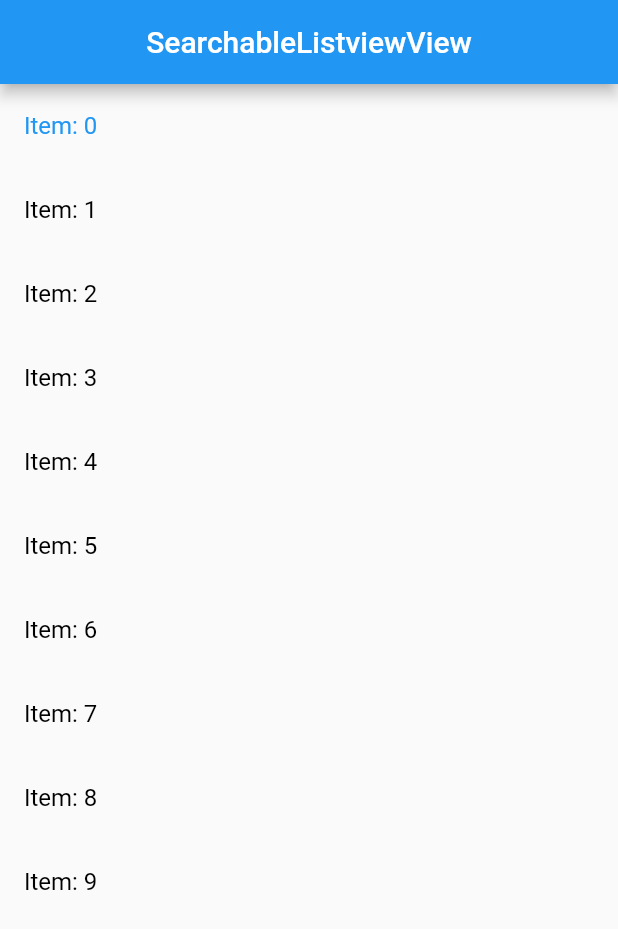
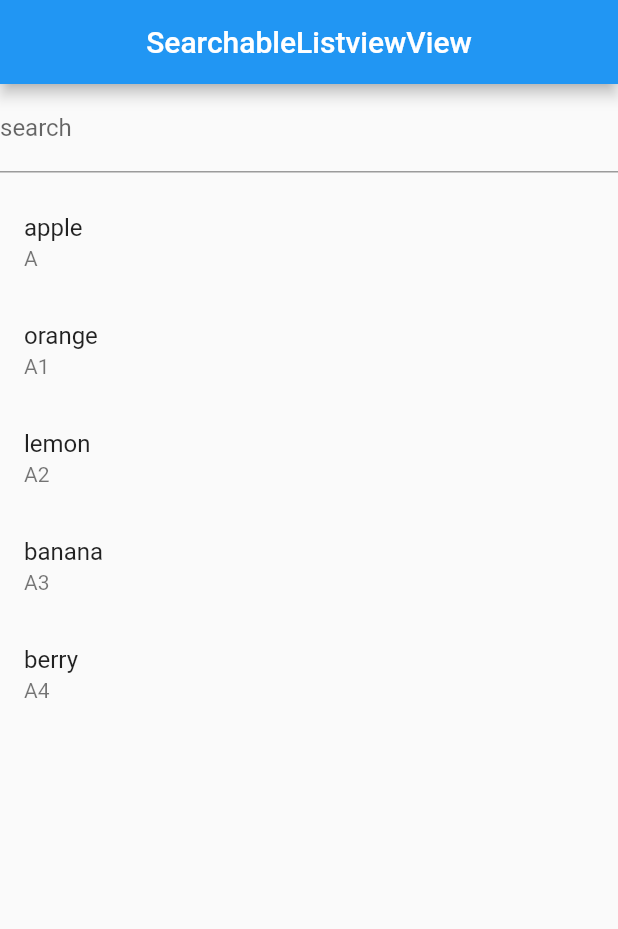
Before and after one commit to md-redwanul-haque/googleMap_Task, a Flutter app: the screen it shows after launch, on a phone screen of 412 x 824 dp. Shown: the top 929 px of the screen. Run offline on Flutter 3.47's test engine with Material 2 defaults, Android fonts, the phone set to English and light mode, and no system bars; our stand-ins replace geocoding, geolocator, get, google_maps_flutter, location; missing offline and left inert: app_settings, google_maps_flutter_android, google_maps_flutter_platform_interface, map_pin_picker.

Commit message:
serachable listview listtile done

```diff
--- a/lib/app/modules/listTileColorDefferenciate/controllers/list_tile_color_defferenciate_controller.dart
+++ b/lib/app/modules/SingleSelectListView/controllers/single_select_list_view_controller.dart
@@ -1,9 +1,10 @@
 import 'package:get/get.dart';
 
-class ListTileColorDefferenciateController extends GetxController {
-  //TODO: Implement ListTileColorDefferenciateController
+class SingleSelectListViewController extends GetxController {
+  //TODO: Implement SingleSelectListViewController
 
   final count = 0.obs;
+  RxInt selectedIndex=0.obs;
   @override
   void onInit() {
     super.onInit();
--- a/lib/app/modules/searchableListview/controllers/searchable_listview_controller.dart
+++ b/lib/app/modules/searchableListview/controllers/searchable_listview_controller.dart
@@ -3,10 +3,20 @@ import 'package:get/get.dart';
 class SearchableListviewController extends GetxController {
   //TODO: Implement SearchableListviewController
 
+  RxList<Map<String,dynamic>> allItems =[
+    {"Name":"apple","Country":"A"},
+    {"Name":"orange","Country":"A1"},
+    {"Name":"lemon","Country":"A2"},
+    {"Name":"banana","Country":"A3"},
+    {"Name":"berry","Country":"A4"}
+  ].obs;
+  Rx<List<Map<String, dynamic>>> findItems =Rx<List<Map<String,dynamic>>> ([]);
+
   final count = 0.obs;
   @override
   void onInit() {
     super.onInit();
+    findItems.value =allItems.value;
   }
 
   @override
@@ -20,4 +30,17 @@ class SearchableListviewController extends GetxController {
   }
 
   void increment() => count.value++;
+
+
+
+  void filterItem(String item){
+    Rx<List<Map<String, dynamic>>> result =Rx<List<Map<String,dynamic>>> ([]);
+
+    if(item.isEmpty){
+      result.value =allItems.value;
+    }else{
+      result.value =allItems.where((ele) => ele["Name"].toString().toLowerCase().contains(item.toLowerCase())).toList();
+    }
+    findItems.value =result.value;
+  }
 }
--- a/lib/app/modules/searchableListview/views/searchable_listview_view.dart
+++ b/lib/app/modules/searchableListview/views/searchable_listview_view.dart
@@ -14,30 +14,30 @@ class SearchableListviewView extends GetView<SearchableListviewController> {
         title: const Text('SearchableListviewView'),
         centerTitle: true,
       ),
-      body: Column(
-        children: [
-          ListView.builder(
-            physics: NeverScrollableScrollPhysics(),
-            shrinkWrap: true,
-            itemCount: 10,
-            itemBuilder: (context, index) {
-              return
-                Obx(()=>ListTile(
-                  title: Text('Item: $index',
-                      style: TextStyle(
-                          color: selectedIndex.value == index
-                              ? Colors.blue
-                              : Colors.black)),
-                  // tileColor: selectedIndex == index ? Colors.blue : null,
-                  onTap: () {
-                    selectedIndex.value = index;
-                    print(selectedIndex.value);
+      body: SingleChildScrollView(
+        child: Column(
+          children: [
+              TextFormField(
+                onChanged: (value)=>controller.filterItem(value),
+                decoration: InputDecoration(
+                  labelText: "search"
+                ),
+              ),
+            SizedBox(height: 10,),
+            Obx(()=>ListView.builder(
+              shrinkWrap: true,
+              physics: NeverScrollableScrollPhysics(),
+              itemCount: controller.findItems.value.length,
+                itemBuilder: (BuildContext context , int index)
 
-                  },
-                ));
-            },
-          )
-        ],
+            {
+              return ListTile(
+                title: Text("${controller.findItems.value[index]["Name"]}"),
+                subtitle: Text("${controller.findItems.value[index]["Country"]}"),
+              );
+            }))
+          ],
+        ),
       )
     );
   }
--- a/lib/app/routes/app_routes.dart
+++ b/lib/app/routes/app_routes.dart
@@ -8,6 +8,7 @@ abstract class Routes {
   static const SEARCHABLE_LISTVIEW = _Paths.SEARCHABLE_LISTVIEW;
   static const LIST_TILE_COLOR_DEFFERENCIATE =
       _Paths.LIST_TILE_COLOR_DEFFERENCIATE;
+  static const SINGLE_SELECT_LIST_VIEW = _Paths.SINGLE_SELECT_LIST_VIEW;
 }
 
 abstract class _Paths {
@@ -16,4 +17,5 @@ abstract class _Paths {
   static const TEST_GPS = '/test-gps';
   static const SEARCHABLE_LISTVIEW = '/searchable-listview';
   static const LIST_TILE_COLOR_DEFFERENCIATE = '/list-tile-color-defferenciate';
+  static const SINGLE_SELECT_LIST_VIEW = '/single-select-list-view';
 }
```
Also changed, not shown: lib/app/modules/SingleSelectListView/bindings/single_select_list_view_binding.dart (added, +12 -0 lines), lib/app/modules/SingleSelectListView/views/single_select_list_view_view.dart (added, +43 -0 lines), lib/app/modules/listTileColorDefferenciate/bindings/list_tile_color_defferenciate_binding.dart (deleted, +0 -12 lines), lib/app/modules/listTileColorDefferenciate/views/list_tile_color_defferenciate_view.dart (deleted, +0 -25 lines), lib/app/routes/app_pages.dart (+5 -5 lines).
